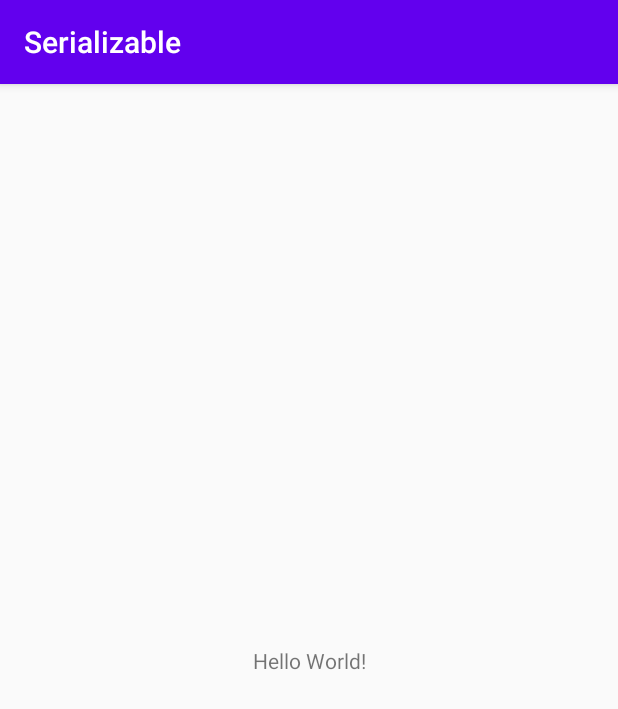
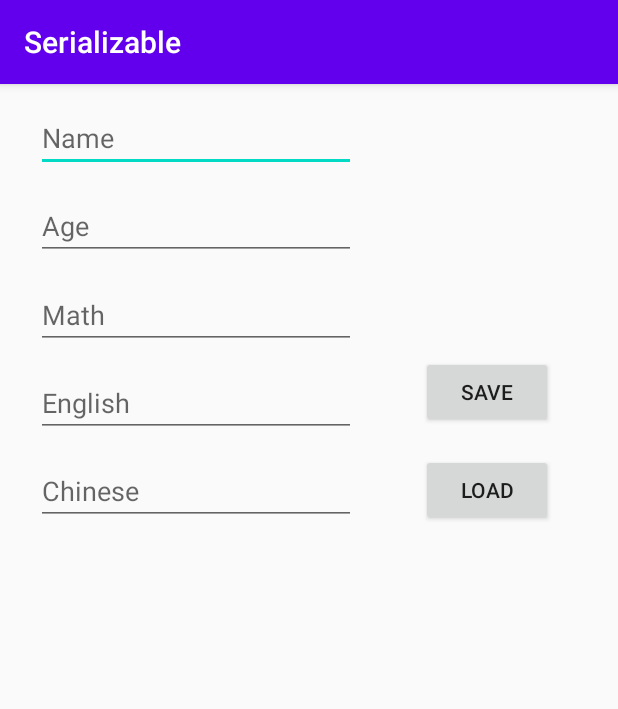
Before and after one commit to Supremesir/Serializable, an Android app: the screen it shows after launch (MainActivity), on a phone screen of 412 x 824 dp. Shown: the top 709 px of the screen. Run offline under Robolectric (Android 15) with nearby library versions, the phone set to English and light mode, and no system bars.

Commit message:
update layout

```diff
--- a/app/src/main/res/layout/activity_main.xml
+++ b/app/src/main/res/layout/activity_main.xml
@@ -6,13 +6,105 @@
     android:layout_height="match_parent"
     tools:context=".MainActivity">
 
-    <TextView
+    <androidx.constraintlayout.widget.Guideline
+        android:id="@+id/guideline"
         android:layout_width="wrap_content"
         android:layout_height="wrap_content"
-        android:text="Hello World!"
-        app:layout_constraintBottom_toBottomOf="parent"
-        app:layout_constraintLeft_toLeftOf="parent"
-        app:layout_constraintRight_toRightOf="parent"
+        android:orientation="horizontal"
+        app:layout_constraintGuide_percent="0.4" />
+
+    <EditText
+        android:id="@+id/editTextName"
+        android:layout_width="wrap_content"
+        android:layout_height="wrap_content"
+        android:layout_marginStart="24dp"
+        android:autofillHints=""
+        android:ems="10"
+        android:hint="@string/name_hint"
+        android:inputType="textPersonName"
+        app:layout_constraintBottom_toTopOf="@+id/editTextAge"
+        app:layout_constraintStart_toStartOf="parent"
         app:layout_constraintTop_toTopOf="parent" />
 
+    <EditText
+        android:id="@+id/editTextAge"
+        android:layout_width="wrap_content"
+        android:layout_height="wrap_content"
+        android:autofillHints=""
+        android:ems="10"
+        android:hint="@string/age_hint"
+        android:inputType="textPersonName"
+        app:layout_constraintBottom_toTopOf="@+id/editTextMath"
+        app:layout_constraintStart_toStartOf="@+id/editTextName"
+        app:layout_constraintTop_toBottomOf="@+id/editTextName" />
+
+    <EditText
+        android:id="@+id/editTextMath"
+        android:layout_width="wrap_content"
+        android:layout_height="wrap_content"
+        android:autofillHints=""
+        android:ems="10"
+        android:hint="@string/math_hint"
+        android:inputType="textPersonName"
+        app:layout_constraintBottom_toTopOf="@+id/editTextEnglish"
+        app:layout_constraintStart_toStartOf="@+id/editTextAge"
+        app:layout_constraintTop_toBottomOf="@+id/editTextAge" />
+
+    <EditText
+        android:id="@+id/editTextEnglish"
+        android:layout_width="wrap_content"
+        android:layout_height="wrap_content"
+        android:autofillHints=""
+        android:ems="10"
+        android:hint="@string/english_hint"
+        android:inputType="textPersonName"
+        app:layout_constraintBottom_toTopOf="@+id/editTextChinese"
+        app:layout_constraintStart_toStartOf="@+id/editTextMath"
+        app:layout_constraintTop_toBottomOf="@+id/editTextMath" />
+
+    <EditText
+        android:id="@+id/editTextChinese"
+        android:layout_width="wrap_content"
+        android:layout_height="wrap_content"
+        android:autofillHints=""
+        android:ems="10"
+        android:hint="@string/chinese_hint"
+        android:inputType="textPersonName"
+        app:layout_constraintBottom_toTopOf="@+id/guideline"
+        app:layout_constraintStart_toStartOf="@+id/editTextEnglish"
+        app:layout_constraintTop_toBottomOf="@+id/editTextEnglish" />
+
+    <Button
+        android:id="@+id/buttonSave"
+        android:layout_width="wrap_content"
+        android:layout_height="wrap_content"
+        android:text="@string/save_button"
+        app:layout_constraintBottom_toTopOf="@+id/guideline"
+        app:layout_constraintEnd_toEndOf="parent"
+        app:layout_constraintStart_toEndOf="@+id/editTextEnglish"
+        app:layout_constraintTop_toTopOf="parent"
+        app:layout_constraintVertical_bias="0.7" />
+
+    <Button
+        android:id="@+id/buttonLoad"
+        android:layout_width="wrap_content"
+        android:layout_height="wrap_content"
+        android:text="@string/load_button"
+        app:layout_constraintBottom_toTopOf="@+id/guideline"
+        app:layout_constraintEnd_toEndOf="parent"
+        app:layout_constraintStart_toEndOf="@+id/editTextChinese"
+        app:layout_constraintTop_toTopOf="parent"
+        app:layout_constraintVertical_bias="0.95" />
+
+    <TextView
+        android:id="@+id/textView"
+        android:layout_width="wrap_content"
+        android:layout_height="wrap_content"
+        android:textSize="32sp"
+        app:layout_constraintBottom_toTopOf="@+id/guideline"
+        app:layout_constraintEnd_toEndOf="parent"
+        app:layout_constraintStart_toEndOf="@+id/editTextAge"
+        app:layout_constraintTop_toTopOf="parent"
+        app:layout_constraintVertical_bias="0.3"
+        tools:text="1" />
 </androidx.constraintlayout.widget.ConstraintLayout>
--- a/app/src/main/res/values/strings.xml
+++ b/app/src/main/res/values/strings.xml
@@ -1,3 +1,11 @@
 <resources>
     <string name="app_name">Serializable</string>
+    <string name="name_hint">Name</string>
+    <string name="age_hint">Age</string>
+    <string name="math_hint">Math</string>
+    <string name="english_hint">English</string>
+    <string name="chinese_hint">Chinese</string>
+
+    <string name="load_button">LOAD</string>
+    <string name="save_button">SAVE</string>
 </resources>
```
